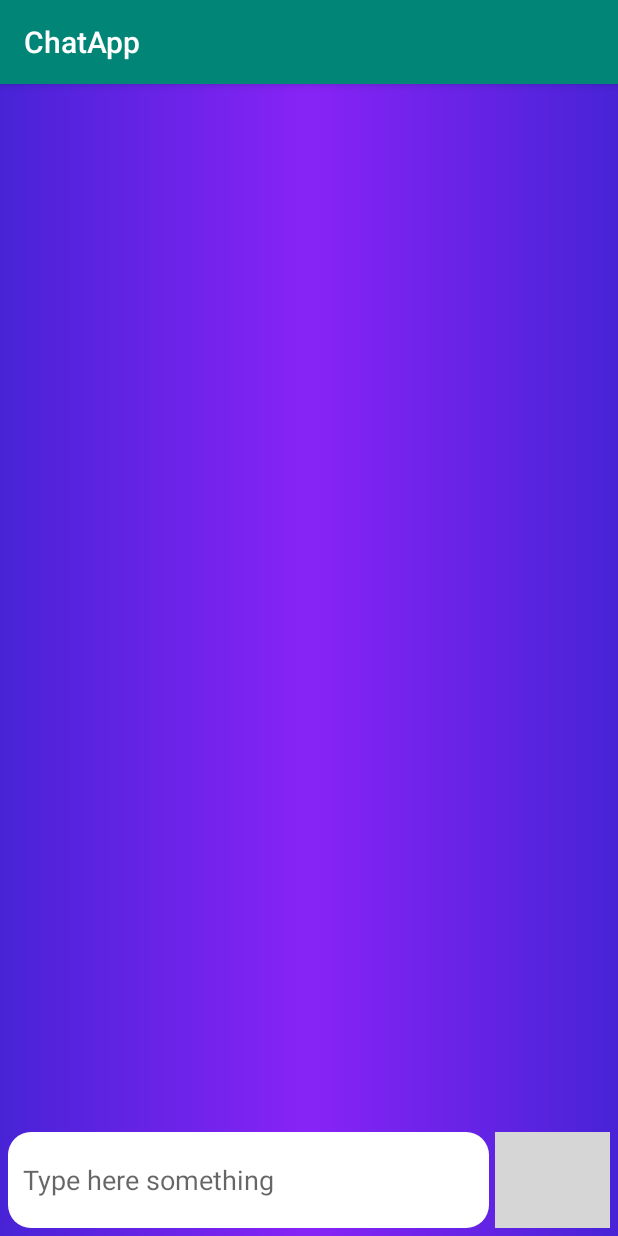
After one commit to Priyandubey/ChatApp, an Android app: the ChatRoom screen opened directly, with no data from a screen before it, on a phone screen of 412 x 824 dp. The commit adds this screen. Run offline under Robolectric (Android 15) with nearby library versions, the phone set to English and light mode, and no system bars; grey boxes are pictures that could not be loaded.

Commit message:
modified chat user room

```diff
--- /dev/null
+++ b/app/src/main/java/com/example/chatapp/ChatRoom.java
@@ -0,0 +1,14 @@
+package com.example.chatapp;
+
+import androidx.appcompat.app.AppCompatActivity;
+
+import android.os.Bundle;
+
+public class ChatRoom extends AppCompatActivity {
+
+    @Override
+    protected void onCreate(Bundle savedInstanceState) {
+        super.onCreate(savedInstanceState);
+        setContentView(R.layout.activity_chat_room);
+    }
+}
--- a/app/src/main/java/com/example/chatapp/Share.java
+++ b/app/src/main/java/com/example/chatapp/Share.java
@@ -167,8 +167,7 @@ public class Share extends Fragment {
                 String username = dataSnapshot.child("username").getValue().toString();
                 String uuid = dataSnapshot.getKey();
 
-
-                    usersList.add(new SendMessageUser(username, uuid));
+                usersList.add(new SendMessageUser(username, uuid));
 
                 shareRecyclerAdapter.notifyDataSetChanged();
             }
--- /dev/null
+++ b/app/src/main/res/layout/activity_chat_room.xml
@@ -0,0 +1,51 @@
+<?xml version="1.0" encoding="utf-8"?>
+<LinearLayout
+    xmlns:android="http://schemas.android.com/apk/res/android"
+    xmlns:app="http://schemas.android.com/apk/res-auto"
+    android:orientation="vertical"
+    xmlns:tools="http://schemas.android.com/tools"
+    android:layout_width="match_parent"
+    android:layout_height="match_parent"
+    android:background="@drawable/gradient1"
+    tools:context=".ChatRoom">
+
+    <androidx.recyclerview.widget.RecyclerView
+        android:layout_width="match_parent"
+        android:layout_height="match_parent"
+        android:layout_marginLeft="5dp"
+        android:layout_marginTop="5dp"
+        android:layout_marginRight="5dp"
+        android:layout_marginBottom="5dp"
+        android:layout_weight="1" />
+
+    <LinearLayout
+        android:layout_width="match_parent"
+        android:layout_height="match_parent"
+        android:layout_weight="10"
+        android:orientation="horizontal">
+
+        <EditText
+            android:layout_width="match_parent"
+            android:layout_height="match_parent"
+            android:layout_marginRight="4dp"
+            android:layout_marginBottom="5dp"
+            android:layout_marginLeft="5dp"
+            android:padding="10dp"
+            android:hint="Type here something"
+            android:background="@drawable/round_layout_edittext"
+            android:layout_weight="2"/>
+
+        <ImageView
+            android:layout_width="match_parent"
+            android:layout_height="match_parent"
+            android:layout_marginRight="5dp"
+            android:layout_marginBottom="5dp"
+            android:layout_weight="8"
+            android:src="@drawable/ic_send"
+            android:visibility="visible"
+          />
+
+
+    </LinearLayout>
+
+</LinearLayout>
--- a/app/src/main/res/values/colors.xml
+++ b/app/src/main/res/values/colors.xml
@@ -2,5 +2,5 @@
 <resources>
     <color name="colorPrimary">#008577</color>
     <color name="colorPrimaryDark">#00574B</color>
-    <color name="colorAccent">#FFFF00</color>
+    <color name="colorAccent">#EDED37</color>
 </resources>
```
Also changed, not shown: app/src/main/AndroidManifest.xml (+4 -4 lines), app/src/main/java/com/example/chatapp/ChatsRecylerAdapter.java (+11 -1 lines), app/src/main/java/com/example/chatapp/ShareRecyclerAdapter.java (+18 -1 lines), app/src/main/res/layout/share_recycler.xml (+14 -4 lines).
